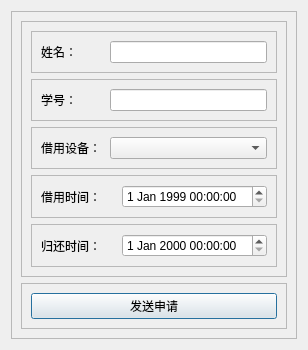
Above: view/bookingService/sendrent.ui from JunWang666/LabNexus before the change. Below: the same form after it.
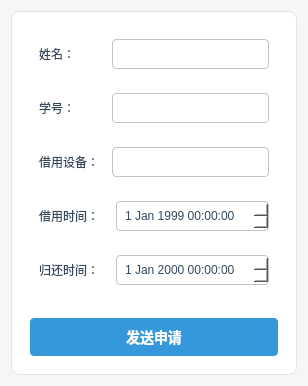
That is the form after the change. Icons and pictures are not drawn.

Commit message: 同一ui样式与窗口标题

Diff of the .ui file:
```diff
--- a/view/bookingService/sendrent.ui
+++ b/view/bookingService/sendrent.ui
@@ -16,6 +16,159 @@
   <property name="windowTitle">
    <string>SendRent</string>
   </property>
+  <property name="styleSheet">
+   <string notr="true">QWidget, QDialog {
+    background-color: #f4f6f8; /* 浅灰色背景，比纯白更柔和 */
+    font-family: &quot;Microsoft YaHei UI&quot;, &quot;Segoe UI&quot;, &quot;Sans-serif&quot;;
+    color: #34495e; /* 深灰蓝文字颜色 */
+}
+
+/*
+ * 框架样式
+*/
+QFrame {
+    background-color: #ffffff; /* 卡片和主要区域使用白色背景 */
+    border-radius: 8px; /* 圆角 */
+    border: 1px solid #dfe4ea; /* 浅灰色边框 */
+}
+
+/* 清除嵌套QFrame的背景和边框，避免不必要的“盒子” */
+QFrame QFrame {
+    background-color: transparent;
+    border: none;
+}
+
+/*
+ * 按钮样式
+*/
+QPushButton {
+    border-radius: 4px;
+    padding: 8px 14px;
+    font-size: 14px;
+    font-weight: bold;
+    outline: none;
+}
+
+QPushButton:hover {
+    opacity: 0.9;
+}
+
+/* 主要按钮 (确定, 发送, 催一催等) */
+QPushButton#btnSend, QPushButton#btnSet, QPushButton#btnRush, QPushButton#btnReturn {
+    background-color: #3498db; /* 主题蓝 */
+    color: white;
+    border: none;
+}
+QPushButton#btnSend:pressed, QPushButton#btnSet:pressed, QPushButton#btnRush:pressed, QPushButton#btnReturn:pressed {
+    background-color: #2980b9; /* 按下时加深 */
+}
+
+/* 次要按钮 (取消, 关闭) */
+QPushButton#btnCancel, QPushButton#btnClose, QPushButton#btnCheck {
+    background-color: #ffffff;
+    color: #3498db;
+    border: 1px solid #3498db;
+}
+QPushButton#btnCancel:hover, QPushButton#btnClose:hover, QPushButton#btnCheck:hover {
+    background-color: #f0f8ff; /* 悬停时淡蓝色背景 */
+}
+QPushButton#btnCancel:pressed, QPushButton#btnClose:pressed, QPushButton#btnCheck:pressed {
+    background-color: #e0f0ff; /* 按下时加深 */
+}
+
+
+/*
+ * 输入控件
+*/
+QLineEdit, QComboBox, QDateTimeEdit {
+    background-color: #ffffff;
+    border: 1px solid #bdc3c7;
+    border-radius: 4px;
+    padding: 6px;
+    color: #34495e;
+}
+
+QLineEdit:focus, QComboBox:focus, QDateTimeEdit:focus {
+    border: 1px solid #3498db; /* 聚焦时边框变蓝 */
+}
+
+QLineEdit[readOnly=&quot;true&quot;] {
+    background-color: #ecf0f1; /*只读输入框使用不同背景色*/
+    color: #7f8c8d;
+    border: 1px solid #bdc3c7;
+}
+
+/*
+ * ComboBox下拉箭头样式
+*/
+QComboBox::drop-down {
+    border: none;
+    width: 20px;
+}
+QComboBox::down-arrow {
+    image: url(:/icons/down_arrow.png); /* 建议使用资源文件中的图标 */
+}
+
+/*
+ * 表格视图
+*/
+QTableView {
+    background-color: #ffffff;
+    border: 1px solid #dfe4ea;
+    border-radius: 8px;
+    gridline-color: #e5e7e9; /* 网格线颜色 */
+}
+
+QTableView::item {
+    padding: 5px;
+}
+
+QHeaderView::section {
+    background-color: #eaf2f8;
+    color: #34495e;
+    padding: 6px;
+    border: none;
+    border-bottom: 1px solid #dfe4ea;
+    font-weight: bold;
+}
+
+/*
+ * 列表视图
+*/
+QListWidget {
+    background-color: #ffffff;
+    border: 1px solid #dfe4ea;
+    border-radius: 8px;
+}
+QListWidget::item {
+    padding: 10px;
+    border-bottom: 1px solid #f0f0f0;
+}
+QListWidget::item:hover {
+    background-color: #f8f9fa;
+}
+QListWidget::item:selected {
+    background-color: #3498db;
+    color: white;
+    border-bottom-color: #3498db;
+}
+
+/*
+ * 组合框 (GroupBox)
+*/
+QGroupBox {
+    border: 1px solid #dfe4ea;
+    border-radius: 8px;
+    margin-top: 10px;
+}
+QGroupBox::title {
+    subcontrol-origin: margin;
+    subcontrol-position: top center;
+    padding: 0 10px;
+    background-color: #f4f6f8; /* 与主背景色一致，制造标题“刻”在边框上的效果 */
+    font-weight: bold;
+}</string>
+  </property>
   <layout class="QVBoxLayout" name="verticalLayout">
    <item>
     <widget class="QFrame" name="frame">
```
The commit also changes 11 other files.
